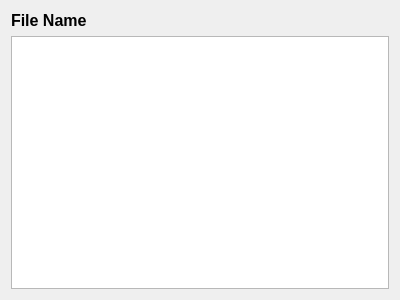
Old version of the form radtrack/ui/RbRawDataDialogBox.ui in the repository aerosadegh/radtrack.
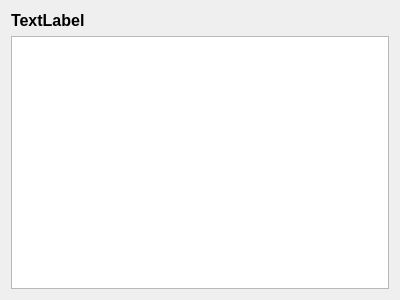
New version of the form.

Commit message: Add window title to raw file viewer

```diff
--- a/radtrack/ui/RbRawDataDialogBox.ui
+++ b/radtrack/ui/RbRawDataDialogBox.ui
@@ -13,8 +13,6 @@
   <property name="windowTitle">
    <string>Dialog</string>
   </property>
-  <layout class="QVBoxLayout" name="verticalLayout_2">
-   <item>
     <layout class="QVBoxLayout" name="verticalLayout">
      <item>
       <widget class="QLabel" name="label">
@@ -26,17 +24,12 @@
         </font>
        </property>
        <property name="text">
-        <string>File Name</string>
-       </property>
-       <property name="textFormat">
-        <enum>Qt::AutoText</enum>
+      <string>TextLabel</string>
        </property>
       </widget>
      </item>
      <item>
       <widget class="QTextBrowser" name="textBrowser"/>
-     </item>
-    </layout>
    </item>
   </layout>
  </widget>
```
Lines whose indentation alone changed are shown as unchanged. The commit also changes 2 other files.
